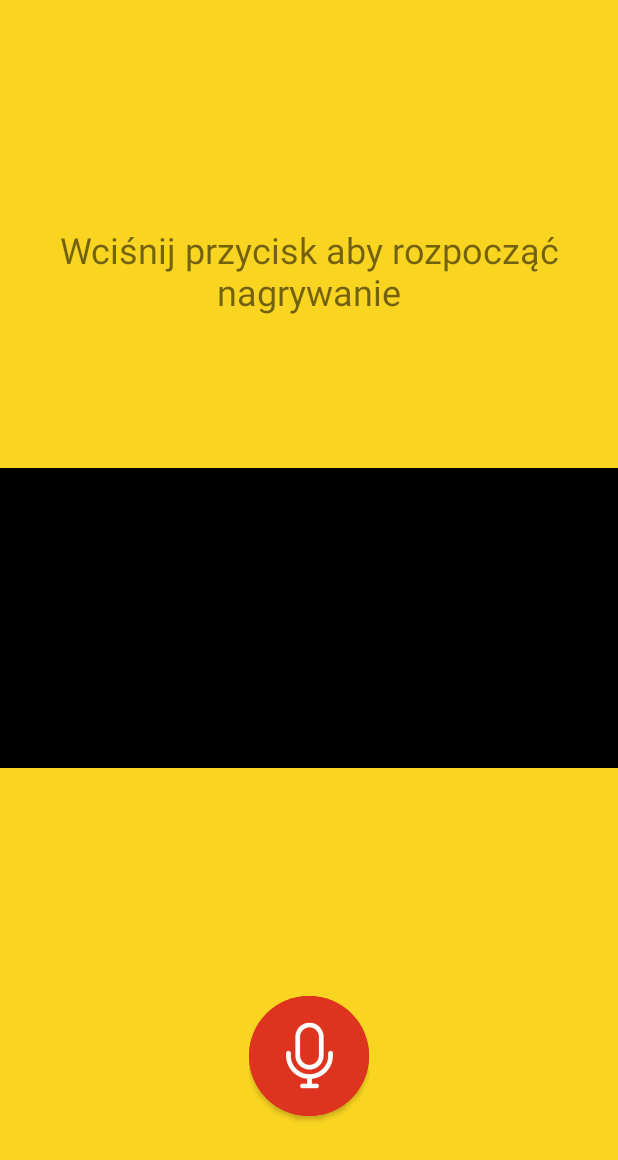
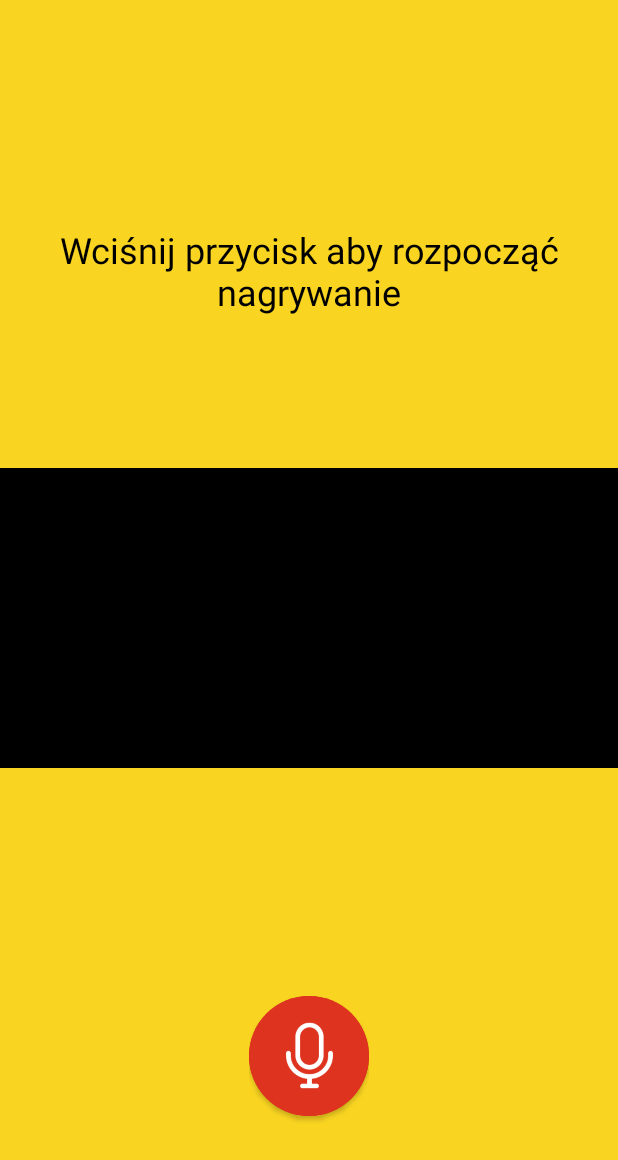
Before and after one commit to amardaus/wykrywacz_szerszeni, an Android app: the screen it shows after launch (HomeActivity), on a phone screen of 412 x 824 dp. Shown: the top 1160 px of the screen. Run offline under Robolectric (Android 15) with nearby library versions, the phone set to English and light mode, and no system bars.

Commit message:
real-phone adjustments

```diff
--- a/app/src/main/res/layout/activity_home.xml
+++ b/app/src/main/res/layout/activity_home.xml
@@ -9,7 +9,8 @@
     android:layout_centerHorizontal="true"
     android:layout_centerVertical="true"
     tools:context=".HomeActivity"
-    android:gravity="center">
+    android:gravity="center"
+    android:background="@color/yellow">
 
     <TextView
         android:id="@+id/textViewStatus"
@@ -19,6 +20,7 @@
         android:layout_marginHorizontal="20dp"
         android:text="@string/status_init"
         android:textAlignment="center"
+        android:textColor="@color/black"
         android:textSize="24sp" />
 
     <com.example.wykrywaczszerszeni.WaveFormView
```
Also changed, not shown: app/src/main/res/layout/activity_danger.xml (+24 -28 lines).
